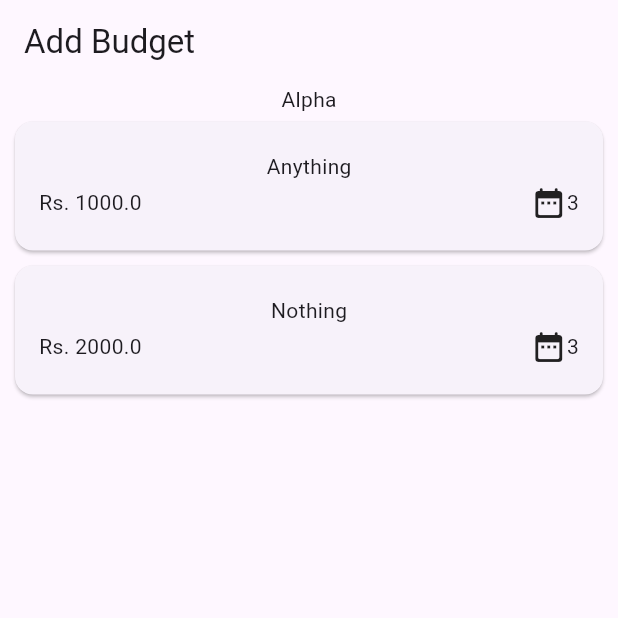
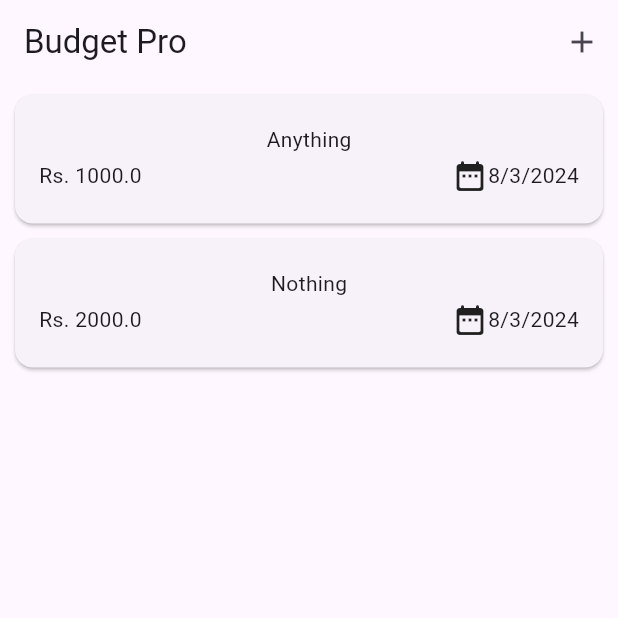
Before and after one commit to iMalikHashim/Personal-Budgeting-App-Flutter-, a Flutter app: the screen it shows after launch, on a phone screen of 412 x 824 dp, the top half of it. Run offline on Flutter 3.47's test engine with Material 3 defaults, Android fonts, the phone set to English and light mode, and no system bars; our stand-ins replace cloud_firestore, firebase_core; accounts and stored records are empty.

Commit message:
Date & AppBar Formatting

```diff
--- a/budget_pro/lib/budget.dart
+++ b/budget_pro/lib/budget.dart
@@ -44,11 +44,19 @@ class _BudgetState extends State<Budget> {
   Widget build(BuildContext context) {
     return Scaffold(
       appBar: AppBar(
-        title: const Text("Add Budget"),
+        title: const Text("Budget Pro"),
+        actions: [
+          IconButton(
+            onPressed: () {},
+            icon: const Icon(Icons.add),
+          ),
+        ],
       ),
       body: Column(
         children: [
-          const Text("Alpha"),
+          const SizedBox(
+            height: 2,
+          ),
           Expanded(
             child: ExpenseList(expenseList: _budgetList),
           ),
--- a/budget_pro/lib/item.dart
+++ b/budget_pro/lib/item.dart
@@ -23,7 +23,7 @@ class Item extends StatelessWidget {
             Row(
               children: [
                 const Icon(Icons.date_range_rounded),
-                Text(budget.date.day.toString()),
+                Text(budget.formattedDate),
               ],
             )
           ]),
--- a/budget_pro/lib/model/model.dart
+++ b/budget_pro/lib/model/model.dart
@@ -1,6 +1,8 @@
 import 'package:flutter/foundation.dart';
 import 'package:uuid/uuid.dart';
+import 'package:intl/intl.dart';
 
+final fDate = DateFormat.yMd();
 const uid = Uuid();
 
 class BudgetModel {
@@ -19,6 +21,10 @@ class BudgetModel {
   double spentAmount;
   final DateTime date;
   final String category;
+
+  String get formattedDate {
+    return fDate.format(date);
+  }
 
   void updateSpentAmount(double amount) {
     if (amount <= budgetAmount) {
--- a/budget_pro/pubspec.yaml
+++ b/budget_pro/pubspec.yaml
@@ -39,6 +39,7 @@ dependencies:
   # Use with the CupertinoIcons class for iOS style icons.
   cupertino_icons: ^1.0.6
   uuid: ^4.4.2
+  intl: ^0.19.0
 
 dev_dependencies:
   flutter_test:
```
Also changed, not shown: budget_pro/pubspec.lock.
